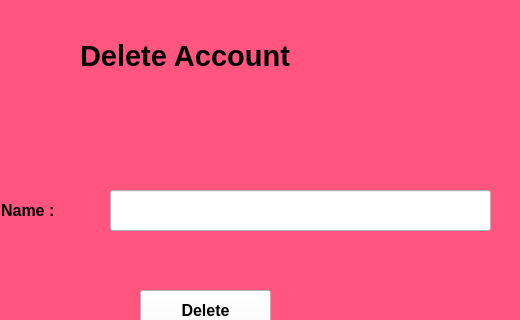
Old version of the form delete_an_account.ui in the repository Louay-Barraq/PasswordAndCreditCard-Manager; both pictures show x 100 to 620 and y 0 to 320 of the 620 by 450 pixel window.
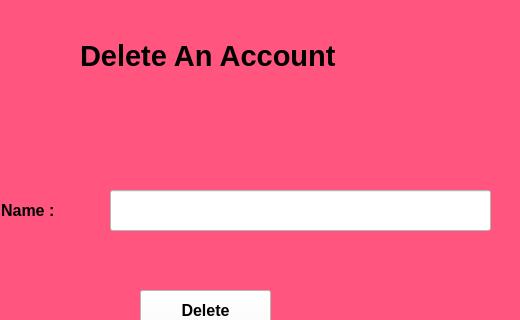
New version of the form.

Diff of the .ui file:
```diff
--- a/delete_an_account.ui
+++ b/delete_an_account.ui
@@ -107,7 +107,7 @@
     </font>
    </property>
    <property name="text">
-    <string>Delete Account</string>
+    <string>Delete An Account</string>
    </property>
   </widget>
   <widget class="QLabel" name="label_2">
```
